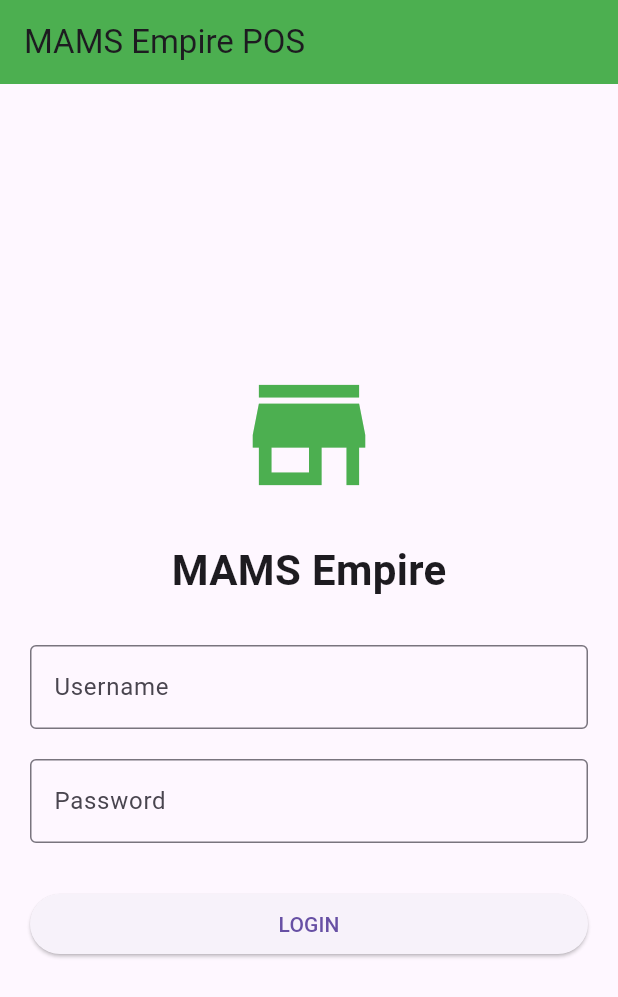
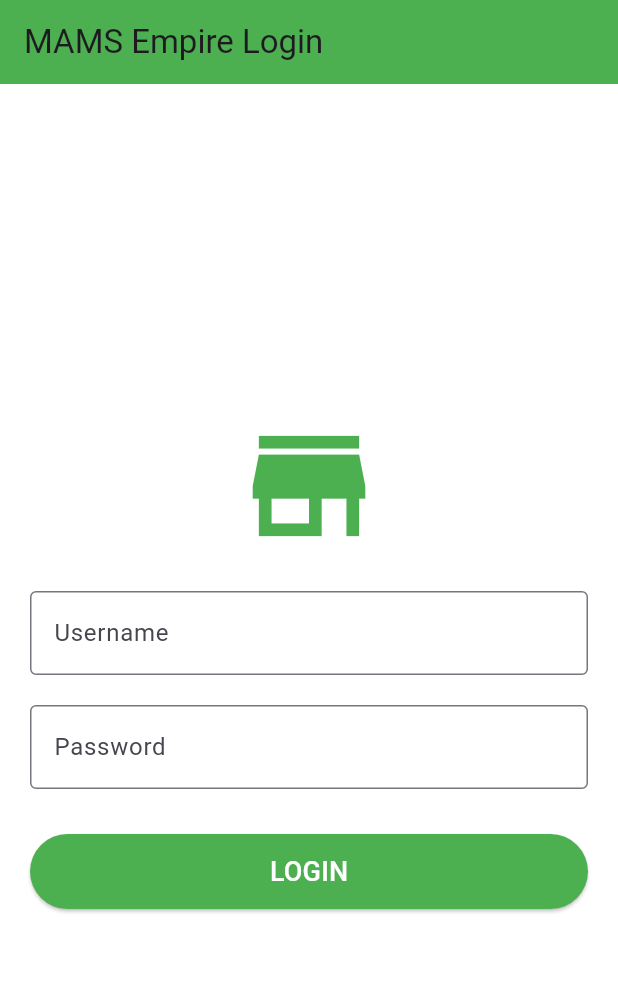
Before and after one commit to veteztaylor78/mams-empire-app, a Flutter app: the screen it shows after launch, on a phone screen of 412 x 824 dp. Shown: the top 997 px of the screen. Run offline on Flutter 3.47's test engine with Material 3 defaults, Android fonts, the phone set to English and light mode, and no system bars.

Commit message:
Add working login screen

```diff
--- a/mams_empire_pos/mams_empire_pos/lib/screens/login_screen.dart
+++ b/mams_empire_pos/mams_empire_pos/lib/screens/login_screen.dart
@@ -10,9 +10,10 @@ class LoginScreen extends StatelessWidget {
     final passwordController = TextEditingController();
 
     return Scaffold(
+      backgroundColor: Colors.white,
       appBar: AppBar(
+        title: const Text("MAMS Empire Login"),
         backgroundColor: Colors.green,
-        title: const Text("MAMS Empire POS"),
       ),
       body: Padding(
         padding: const EdgeInsets.all(20),
@@ -25,16 +26,6 @@ class LoginScreen extends StatelessWidget {
               color: Colors.green,
             ),
             const SizedBox(height: 20),
-
-            const Text(
-              "MAMS Empire",
-              style: TextStyle(
-                fontSize: 28,
-                fontWeight: FontWeight.bold,
-              ),
-            ),
-
-            const SizedBox(height: 30),
 
             TextField(
               controller: usernameController,
@@ -59,7 +50,11 @@ class LoginScreen extends StatelessWidget {
 
             SizedBox(
               width: double.infinity,
+              height: 50,
               child: ElevatedButton(
+                style: ElevatedButton.styleFrom(
+                  backgroundColor: Colors.green,
+                ),
                 onPressed: () {
                   Navigator.pushReplacement(
                     context,
@@ -68,7 +63,13 @@ class LoginScreen extends StatelessWidget {
                     ),
                   );
                 },
-                child: const Text("LOGIN"),
+                child: const Text(
+                  "LOGIN",
+                  style: TextStyle(
+                    fontSize: 18,
+                    color: Colors.white,
+                  ),
+                ),
               ),
             ),
           ],
```
